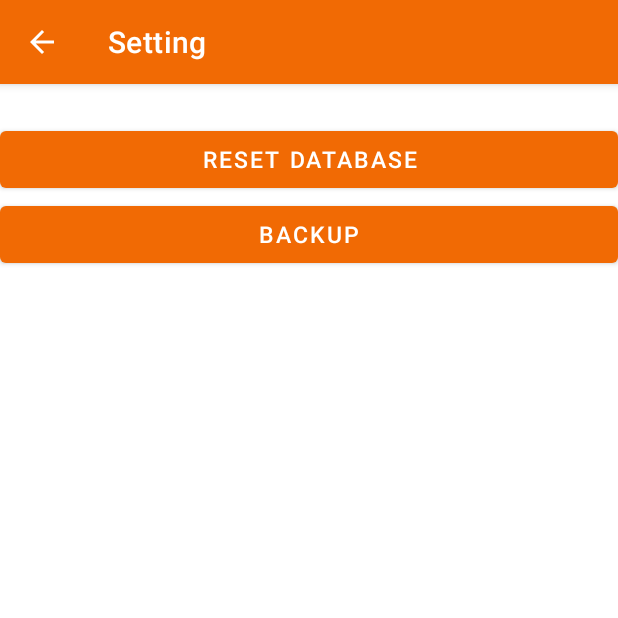
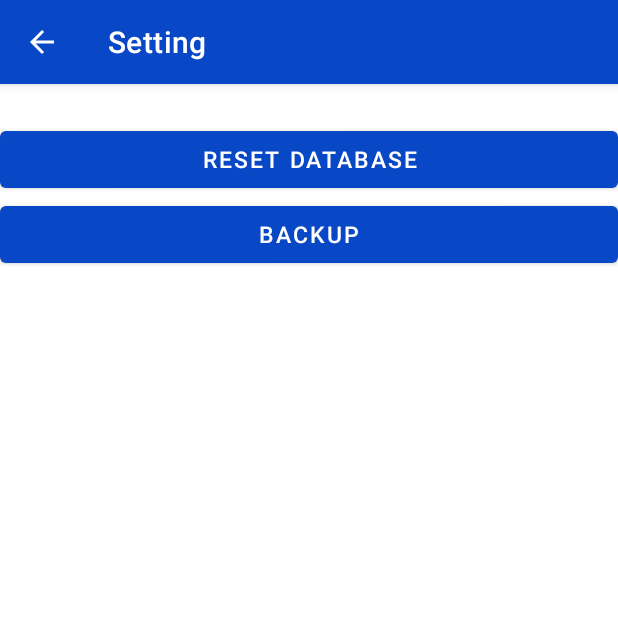
Before and after one commit to Caolehuy1/COMP1768-Native, an Android app: the SettingActivity screen opened directly, with no data from a screen before it, on a phone screen of 412 x 824 dp, the top half of it. Run offline under Robolectric (Android 15) with nearby library versions, the phone set to English and light mode, and no system bars.

Commit message:
GCS18600 COMP1786

```diff
--- a/app/src/main/res/values/colors.xml
+++ b/app/src/main/res/values/colors.xml
@@ -1,8 +1,8 @@
 <?xml version="1.0" encoding="utf-8"?>
 <resources>
     <color name="light_green">#F1E60D</color>
-    <color name="green">#F16A04</color>
-    <color name="dark_green">#EA10D2</color>
+    <color name="green">#0847C5</color>
+    <color name="dark_green">#015186</color>
     <color name="teal_200">#FF03DAC5</color>
     <color name="teal_700">#FF018786</color>
     <color name="black">#FF000000</color>
```
